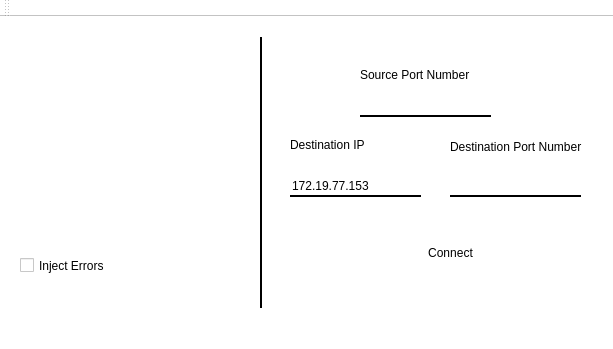
First picture: the form in udpfiletransferwindow.ui, repository Ibrahim9930/Network-based-file-transfer, before the edit.
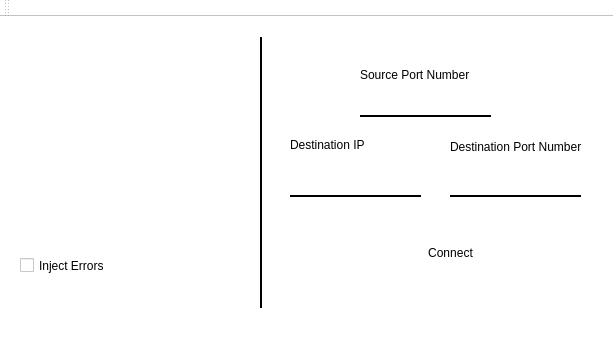
Second picture: the form after the edit. Icons and pictures are not drawn.

```diff
--- a/udpfiletransferwindow.ui
+++ b/udpfiletransferwindow.ui
@@ -53,7 +53,7 @@
 </string>
     </property>
     <property name="text">
-     <string>172.19.77.153</string>
+     <string/>
     </property>
    </widget>
    <widget class="QLineEdit" name="dstPNLE">
```
